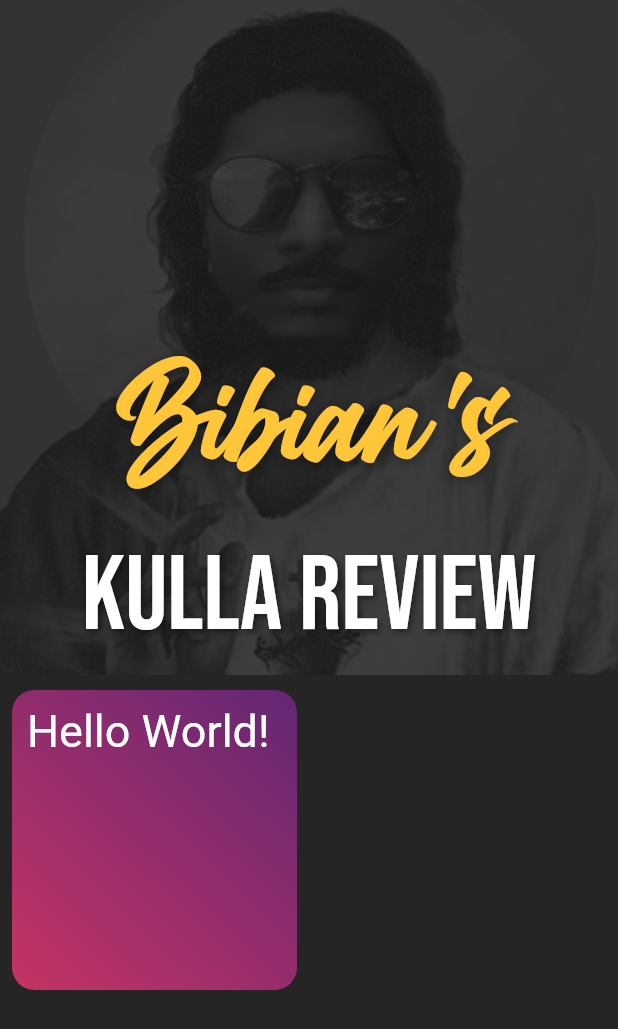
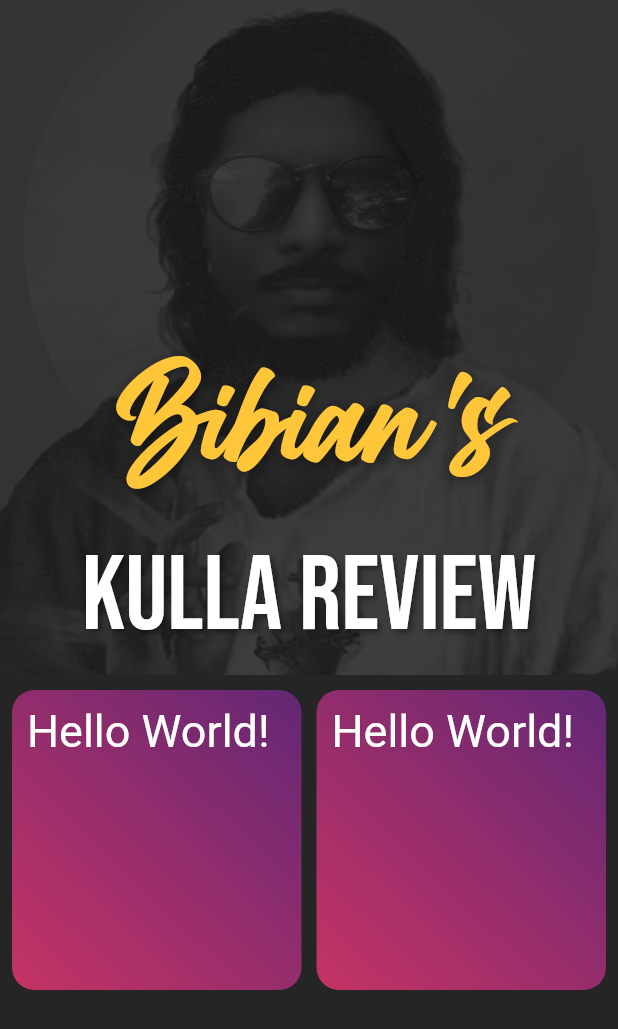
Before and after one commit to rahwinside/flutter_workshop2020, a Flutter app: the screen it shows after launch, on a phone screen of 412 x 824 dp. Shown: the top 1029 px of the screen. Run offline on Flutter 3.47's test engine with Material 2 defaults, Android fonts, the light colour scheme and no system bars.

Commit message:
Added second card

```diff
--- a/lib/main.dart
+++ b/lib/main.dart
@@ -74,7 +74,7 @@ class BioData extends StatelessWidget {
                   children: [
                     Flexible(
                       child: Padding(
-                        padding: const EdgeInsets.only(left: 8.0, right: 8.0, top: 10, bottom: 20),
+                        padding: const EdgeInsets.only(left: 8.0, top: 10, bottom: 20),
                         child: Column(
                           crossAxisAlignment: CrossAxisAlignment.stretch,
                           children: [
@@ -100,7 +100,36 @@ class BioData extends StatelessWidget {
                         ),
                       )
                     ),
-                    Flexible(child: Column()),
+                    Padding(
+                      padding: EdgeInsets.only(left: 5, right: 5),
+                    ),
+                    Flexible(child: Padding(
+                      padding: const EdgeInsets.only(right: 8.0, top: 10, bottom: 20),
+                      child: Column(
+                        crossAxisAlignment: CrossAxisAlignment.stretch,
+                            children: [
+                              Container(
+                                padding: EdgeInsets.all(10),
+                                height: 200,
+                                decoration: BoxDecoration(
+                                  gradient: LinearGradient(
+                                    end: Alignment.bottomLeft,
+                                    begin: Alignment.topRight,
+                                    colors: [Color(0xff622774), Color(0xffc53364)]),
+                                  borderRadius: BorderRadius.all(Radius.circular(15)),
+                                ),
+                                child: Text(
+                                  "Hello World!",
+                                  style: TextStyle(
+                                    color: Colors.white,
+                                    fontSize: 30
+                                  ),
+                                ),
+                              ),
+                            ],
+                        ),
+                    )
+                    ),
                   ],
                 ),
               ),
```
